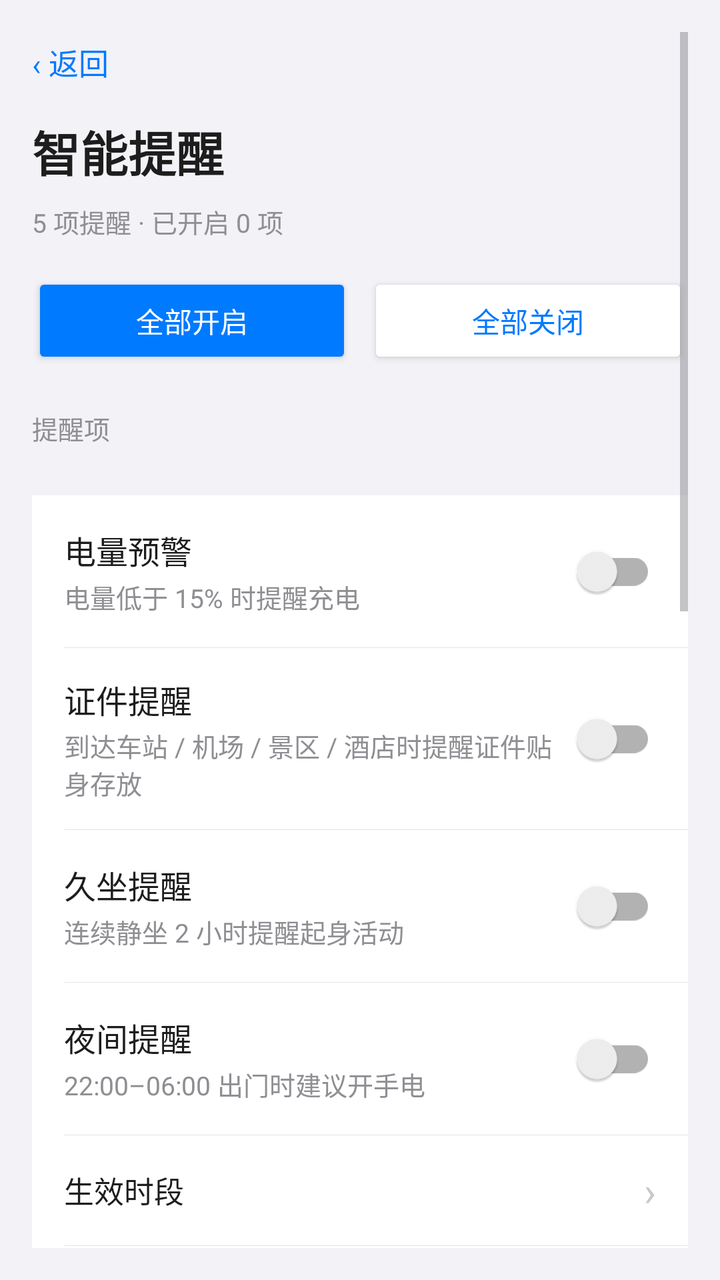
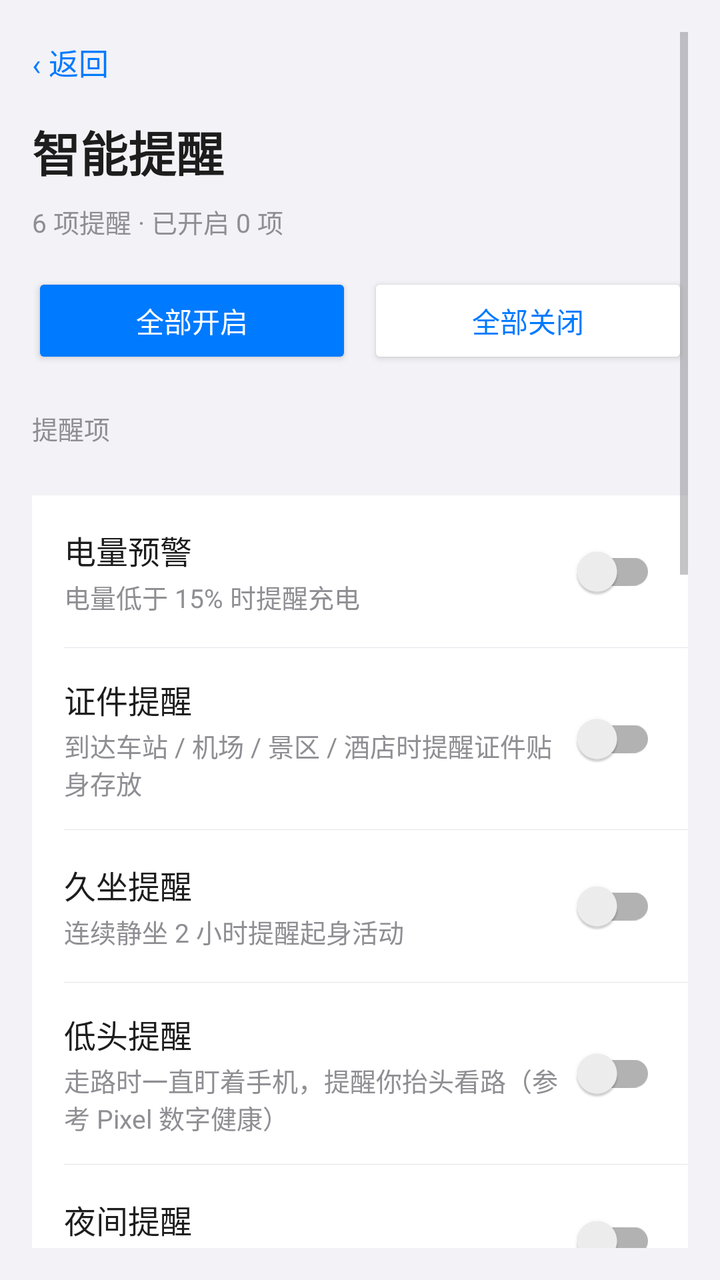

Screens rendered from an Android XML layout before and after an edit, with the pre-edit source and the edit as a unified diff.
<!-- AndroidManifest.xml: activity theme Theme.Safewalk -->
<!-- res/layout/activity_smart_reminder.xml -->
<?xml version="1.0" encoding="utf-8"?>
<ScrollView xmlns:android="http://schemas.android.com/apk/res/android"
    xmlns:app="http://schemas.android.com/apk/res-auto"
    android:layout_width="match_parent"
    android:layout_height="match_parent"
    android:background="@color/bg"
    android:fitsSystemWindows="true"
    android:padding="16dp"
    android:paddingTop="40dp">

    <LinearLayout
        android:layout_width="match_parent"
        android:layout_height="wrap_content"
        android:orientation="vertical"
        android:paddingBottom="40dp">

        <TextView
            android:id="@+id/btn_back"
            android:layout_width="wrap_content"
            android:layout_height="wrap_content"
            android:background="?android:attr/selectableItemBackground"
            android:paddingVertical="4dp"
            android:text="‹ 返回"
            android:textColor="@color/primary"
            android:textSize="15sp" />

        <TextView
            android:layout_width="wrap_content"
            android:layout_height="wrap_content"
            android:layout_marginTop="12dp"
            android:text="智能提醒"
            android:textColor="@color/text_primary"
            android:textSize="24sp"
            android:textStyle="bold" />

        <TextView
            android:id="@+id/hero_summary"
            android:layout_width="match_parent"
            android:layout_height="wrap_content"
            android:layout_marginTop="8dp"
            android:lineSpacingExtra="4dp"
            android:text="5 项提醒 · 已开启 0 项"
            android:textColor="@color/text_hint"
            android:textSize="13sp" />

        
        <LinearLayout
            android:layout_width="match_parent"
            android:layout_height="wrap_content"
            android:layout_marginTop="16dp"
            android:orientation="horizontal">

            <Button
                android:id="@+id/btn_all_on"
                android:layout_width="0dp"
                android:layout_height="wrap_content"
                android:layout_weight="1"
                android:backgroundTint="@color/primary"
                android:text="全部开启"
                android:textColor="@color/on_accent" />

            <Button
                android:id="@+id/btn_all_off"
                android:layout_width="0dp"
                android:layout_height="wrap_content"
                android:layout_marginStart="8dp"
                android:layout_weight="1"
                android:backgroundTint="@color/card_bg"
                android:text="全部关闭"
                android:textColor="@color/primary" />
        </LinearLayout>

        <TextView
            style="@style/SectionLabel"
            android:text="提醒项" />

        <LinearLayout style="@style/CardStyle">

            <LinearLayout
                android:id="@+id/card_battery"
                style="@style/RowStyle">

                <LinearLayout
                    android:layout_width="0dp"
                    android:layout_height="wrap_content"
                    android:layout_weight="1"
                    android:orientation="vertical">

                    <TextView
                        style="@style/RowTitle"
                        android:text="电量预警" />

                    <TextView
                        style="@style/RowHint"
                        android:layout_marginTop="2dp"
                        android:text="电量低于 15% 时提醒充电" />
                </LinearLayout>

                <androidx.appcompat.widget.SwitchCompat
                    android:id="@+id/sw_battery"
                    android:layout_width="wrap_content"
                    android:layout_height="wrap_content" />
            </LinearLayout>

            <View style="@style/RowDivider" />

            <LinearLayout
                android:id="@+id/card_idcard"
                style="@style/RowStyle">

                <LinearLayout
                    android:layout_width="0dp"
                    android:layout_height="wrap_content"
                    android:layout_weight="1"
                    android:orientation="vertical">

                    <TextView
                        style="@style/RowTitle"
                        android:text="证件提醒" />

                    <TextView
                        style="@style/RowHint"
                        android:layout_marginTop="2dp"
                        android:text="到达车站 / 机场 / 景区 / 酒店时提醒证件贴身存放" />
                </LinearLayout>

                <androidx.appcompat.widget.SwitchCompat
                    android:id="@+id/sw_idcard"
                    android:layout_width="wrap_content"
                    android:layout_height="wrap_content" />
            </LinearLayout>

            <View style="@style/RowDivider" />

            <LinearLayout
                android:id="@+id/card_sit"
                style="@style/RowStyle">

                <LinearLayout
                    android:layout_width="0dp"
                    android:layout_height="wrap_content"
                    android:layout_weight="1"
                    android:orientation="vertical">

                    <TextView
                        style="@style/RowTitle"
                        android:text="久坐提醒" />

                    <TextView
                        style="@style/RowHint"
                        android:layout_marginTop="2dp"
                        android:text="连续静坐 2 小时提醒起身活动" />
                </LinearLayout>

                <androidx.appcompat.widget.SwitchCompat
                    android:id="@+id/sw_sit"
                    android:layout_width="wrap_content"
                    android:layout_height="wrap_content" />
            </LinearLayout>

            <View style="@style/RowDivider" />

            <LinearLayout
                android:id="@+id/card_night_torch"
                style="@style/RowStyle">

                <LinearLayout
                    android:layout_width="0dp"
                    android:layout_height="wrap_content"
                    android:layout_weight="1"
                    android:orientation="vertical">

                    <TextView
                        style="@style/RowTitle"
                        android:text="夜间提醒" />

                    <TextView
                        style="@style/RowHint"
                        android:layout_marginTop="2dp"
                        android:text="22:00–06:00 出门时建议开手电" />
                </LinearLayout>

                <androidx.appcompat.widget.SwitchCompat
                    android:id="@+id/sw_night_torch"
                    android:layout_width="wrap_content"
                    android:layout_height="wrap_content" />
            </LinearLayout>

            <View style="@style/RowDivider" />

            <LinearLayout
                android:id="@+id/row_night_time"
                style="@style/RowStyle">

                <TextView
                    android:layout_width="0dp"
                    android:layout_height="wrap_content"
                    android:layout_weight="1"
                    android:text="生效时段"
                    android:textColor="@color/text_primary"
                    android:textSize="15sp" />

                <TextView
                    android:id="@+id/tv_night_time"
                    android:layout_width="wrap_content"
                    android:layout_height="wrap_content"
                    android:textColor="@color/text_hint"
                    android:textSize="14sp" />

                <TextView style="@style/RowChevron" />
            </LinearLayout>

            <View style="@style/RowDivider" />

            
            <LinearLayout
                android:id="@+id/card_night_torch_gait"
                style="@style/RowStyle">

                <LinearLayout
                    android:layout_width="0dp"
                    android:layout_height="wrap_content"
                    android:layout_weight="1"
                    android:orientation="vertical">

                    <TextView
                        style="@style/RowTitle"
                        android:text="夜间手电" />

                    <TextView
                        style="@style/RowHint"
                        android:layout_marginTop="2dp"
                        android:text="夜间时段内，角落小窗显示时闪光灯一起点亮，小窗收起自动熄灭" />
                </LinearLayout>

                <androidx.appcompat.widget.SwitchCompat
                    android:id="@+id/sw_night_torch_gait"
                    android:layout_width="wrap_content"
                    android:layout_height="wrap_content" />
            </LinearLayout>

            <View style="@style/RowDivider" />

            <LinearLayout
                android:id="@+id/card_social"
                style="@style/RowStyle">

                <LinearLayout
                    android:layout_width="0dp"
                    android:layout_height="wrap_content"
                    android:layout_weight="1"
                    android:orientation="vertical">

                    <TextView
                        style="@style/RowTitle"
                        android:text="到场提示" />

                    <TextView
                        style="@style/RowHint"
                        android:layout_marginTop="2dp"
                        android:text="到达面试 / 约会 / 聚会等场所时，按场所类型提一条礼节" />
                </LinearLayout>

                <androidx.appcompat.widget.SwitchCompat
                    android:id="@+id/sw_social"
                    android:layout_width="wrap_content"
                    android:layout_height="wrap_content" />
            </LinearLayout>

        </LinearLayout>

        <TextView
            style="@style/SectionLabel"
            android:text="出行模式" />

        <LinearLayout style="@style/CardStyle">

            <LinearLayout style="@style/RowStyle">

                <LinearLayout
                    android:layout_width="0dp"
                    android:layout_height="wrap_content"
                    android:layout_weight="1"
                    android:orientation="vertical">

                    <TextView
                        style="@style/RowTitle"
                        android:text="基于定位自动识别" />

                    <TextView
                        style="@style/RowHint"
                        android:layout_marginTop="2dp"
                        android:text="自动判断你在什么场合，切换对应模式" />
                </LinearLayout>

                <androidx.appcompat.widget.SwitchCompat
                    android:id="@+id/sw_auto_mode"
                    android:layout_width="wrap_content"
                    android:layout_height="wrap_content" />
            </LinearLayout>

            <View style="@style/RowDivider" />

            <TextView
                android:id="@+id/tv_auto_mode_status"
                android:layout_width="match_parent"
                android:layout_height="wrap_content"
                android:paddingHorizontal="16dp"
                android:paddingVertical="10dp"
                android:text=""
                android:textColor="@color/text_hint"
                android:textSize="12sp" />

            <View style="@style/RowDivider" />

            <TextView
                android:id="@+id/tv_travel_hint"
                android:layout_width="match_parent"
                android:layout_height="wrap_content"
                android:paddingHorizontal="16dp"
                android:paddingTop="14dp"
                android:text="到场提示会按「识别到的场所类型」自动匹配模板（求职 / 约会 / 聚会 / 旅游各一套），这里的手动选择仅作偏好记录"
                android:textColor="@color/text_hint"
                android:textSize="12sp" />

            <LinearLayout
                android:id="@+id/row_mode_chips"
                android:layout_width="match_parent"
                android:layout_height="wrap_content"
                android:orientation="horizontal"
                android:paddingHorizontal="16dp"
                android:paddingTop="12dp"
                android:paddingBottom="16dp">

                <TextView
                    android:id="@+id/chip_job"
                    android:layout_width="0dp"
                    android:layout_height="36dp"
                    android:layout_weight="1"
                    android:background="@drawable/bg_choice_chip"
                    android:gravity="center"
                    android:text="求职"
                    android:textColor="@color/text_primary"
                    android:textSize="13sp" />

                <TextView
                    android:id="@+id/chip_date"
                    android:layout_width="0dp"
                    android:layout_height="36dp"
                    android:layout_marginStart="8dp"
                    android:layout_weight="1"
                    android:background="@drawable/bg_choice_chip"
                    android:gravity="center"
                    android:text="约会"
                    android:textColor="@color/text_primary"
                    android:textSize="13sp" />

                <TextView
                    android:id="@+id/chip_party"
                    android:layout_width="0dp"
                    android:layout_height="36dp"
                    android:layout_marginStart="8dp"
                    android:layout_weight="1"
                    android:background="@drawable/bg_choice_chip"
                    android:gravity="center"
                    android:text="聚会"
                    android:textColor="@color/text_primary"
                    android:textSize="13sp" />

                <TextView
                    android:id="@+id/chip_travel"
                    android:layout_width="0dp"
                    android:layout_height="36dp"
                    android:layout_marginStart="8dp"
                    android:layout_weight="1"
                    android:background="@drawable/bg_choice_chip"
                    android:gravity="center"
                    android:text="旅游"
                    android:textColor="@color/text_primary"
                    android:textSize="13sp" />
            </LinearLayout>

        </LinearLayout>

        <TextView
            style="@style/SectionLabel"
            android:text="夜间手电 · 静置提醒" />

        <LinearLayout style="@style/CardStyle">

            <LinearLayout
                android:layout_width="match_parent"
                android:layout_height="wrap_content"
                android:orientation="vertical"
                android:paddingHorizontal="16dp"
                android:paddingVertical="14dp">

                <TextView
                    android:id="@+id/tv_torch_minutes"
                    android:layout_width="match_parent"
                    android:layout_height="wrap_content"
                    android:text="手电开着静置 20 分钟后提醒省电"
                    android:textColor="@color/text_primary"
                    android:textSize="15sp" />

                <SeekBar
                    android:id="@+id/seek_torch_minutes"
                    android:layout_width="match_parent"
                    android:layout_height="wrap_content"
                    android:layout_marginTop="8dp"
                    android:max="55"
                    android:progress="15" />

                <TextView
                    android:layout_width="match_parent"
                    android:layout_height="wrap_content"
                    android:text="范围 5 ~ 60 分钟"
                    android:textColor="@color/text_hint"
                    android:textSize="12sp" />
            </LinearLayout>

        </LinearLayout>

        <TextView
            android:layout_width="match_parent"
            android:layout_height="wrap_content"
            android:layout_marginTop="18dp"
            android:gravity="center"
            android:text="修改即时生效，无需点击保存"
            android:textColor="@color/text_hint"
            android:textSize="12sp" />

    </LinearLayout>
</ScrollView>
<!-- resources referenced by this layout -->
<resources>
  <color name="bg">#F2F2F7</color>
  <color name="card_bg">#FFFFFF</color>
  <color name="on_accent">#FFFFFF</color>
  <color name="primary">#007AFF</color>
  <color name="text_hint">#8E8E93</color>
  <color name="text_primary">#1D1D1D</color>
  <!-- drawable bg_choice_chip (drawable) -->
  <?xml version="1.0" encoding="utf-8"?>
  <shape xmlns:android="http://schemas.android.com/apk/res/android"
      android:shape="rectangle">
      <solid android:color="@android:color/transparent" />
      <stroke
          android:width="1dp"
          android:color="@color/chip_stroke" />
      <corners android:radius="18dp" />
  </shape>
  <style name="CardStyle">
          <item name="android:layout_width">match_parent</item>
          <item name="android:layout_height">wrap_content</item>
          <item name="android:layout_marginTop">16dp</item>
          <item name="android:orientation">vertical</item>
          <item name="android:background">@color/card_bg</item>
      </style>
  <style name="RowChevron">
          <item name="android:layout_width">wrap_content</item>
          <item name="android:layout_height">wrap_content</item>
          <item name="android:text">›</item>
          <item name="android:textColor">@color/chevron</item>
          <item name="android:textSize">20sp</item>
      </style>
  <style name="RowDivider">
          <item name="android:layout_width">match_parent</item>
          <item name="android:layout_height">1px</item>
          <item name="android:layout_marginLeft">16dp</item>
          <item name="android:background">@color/divider</item>
      </style>
  <style name="RowHint">
          <item name="android:layout_width">wrap_content</item>
          <item name="android:layout_height">wrap_content</item>
          <item name="android:textColor">@color/text_hint</item>
          <item name="android:textSize">13sp</item>
      </style>
  <style name="RowStyle">
          <item name="android:layout_width">match_parent</item>
          <item name="android:layout_height">wrap_content</item>
          <item name="android:orientation">horizontal</item>
          <item name="android:gravity">center_vertical</item>
          <item name="android:paddingLeft">16dp</item>
          <item name="android:paddingRight">16dp</item>
          <item name="android:paddingTop">14dp</item>
          <item name="android:paddingBottom">14dp</item>
          <item name="android:background">?android:attr/selectableItemBackground</item>
          <item name="android:clickable">true</item>
          <item name="android:focusable">true</item>
      </style>
  <style name="RowTitle">
          <item name="android:layout_width">wrap_content</item>
          <item name="android:layout_height">wrap_content</item>
          <item name="android:textColor">@color/text_primary</item>
          <item name="android:textSize">16sp</item>
      </style>
  <style name="SectionLabel">
          <item name="android:layout_width">match_parent</item>
          <item name="android:layout_height">wrap_content</item>
          <item name="android:layout_marginTop">20dp</item>
          <item name="android:layout_marginBottom">8dp</item>
          <item name="android:textColor">@color/text_hint</item>
          <item name="android:textSize">13sp</item>
      </style>
  <color name="chip_stroke">#D1D1D6</color>
  <color name="chevron">#C7C7CC</color>
  <color name="divider">#E5E5EA</color>
  <!-- unchanged entries left out for length: 1 -->
</resources>

<!-- the commit's change to res/layout/activity_smart_reminder.xml (unified diff, before → after) -->
@@ -39,7 +39,7 @@
             android:layout_height="wrap_content"
             android:layout_marginTop="8dp"
             android:lineSpacingExtra="4dp"
-            android:text="5 项提醒 · 已开启 0 项"
+            android:text="6 项提醒 · 已开启 0 项"
             android:textColor="@color/text_hint"
             android:textSize="13sp" />
 
@@ -154,6 +154,34 @@
 
                 <androidx.appcompat.widget.SwitchCompat
                     android:id="@+id/sw_sit"
+                    android:layout_width="wrap_content"
+                    android:layout_height="wrap_content" />
+            </LinearLayout>
+
+            <View style="@style/RowDivider" />
+
+            <LinearLayout
+                android:id="@+id/card_head_down"
+                style="@style/RowStyle">
+
+                <LinearLayout
+                    android:layout_width="0dp"
+                    android:layout_height="wrap_content"
+                    android:layout_weight="1"
+                    android:orientation="vertical">
+
+                    <TextView
+                        style="@style/RowTitle"
+                        android:text="低头提醒" />
+
+                    <TextView
+                        style="@style/RowHint"
+                        android:layout_marginTop="2dp"
+                        android:text="走路时一直盯着手机，提醒你抬头看路（参考 Pixel 数字健康）" />
+                </LinearLayout>
+
+                <androidx.appcompat.widget.SwitchCompat
+                    android:id="@+id/sw_head_down"
                     android:layout_width="wrap_content"
                     android:layout_height="wrap_content" />
             </LinearLayout>
